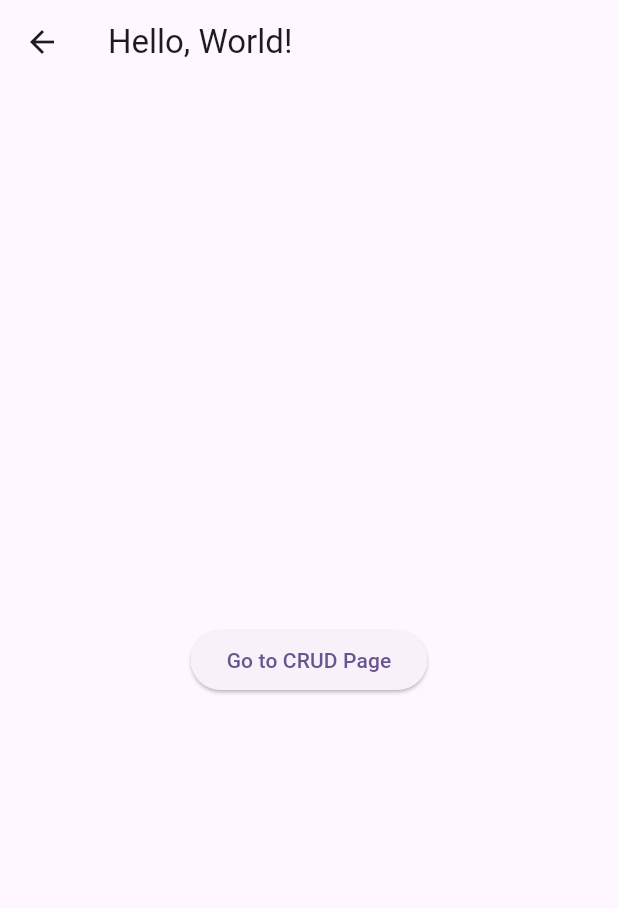
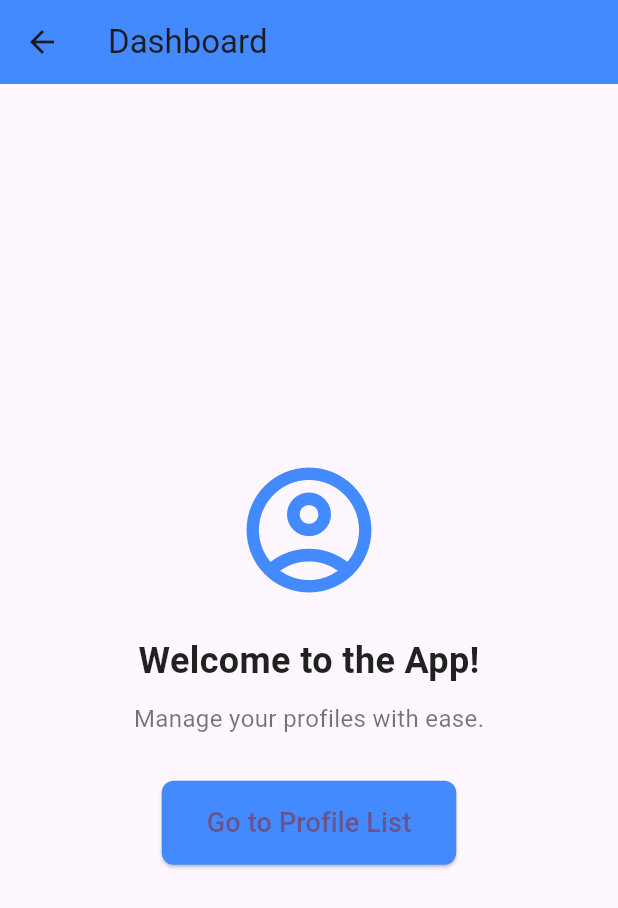
Before and after one commit to syhsblfthr/Learning-Management-System, a Flutter app: the Homepage screen opened by its route, on a phone screen of 412 x 824 dp. Shown: the top 908 px of the screen. Run offline on Flutter 3.47's test engine with Material 3 defaults, Android fonts, the phone set to English and light mode, and no system bars.

Commit message:
tes belajar crud

```diff
--- a/Frontend/lib/api_service.dart
+++ b/Frontend/lib/api_service.dart
@@ -1,46 +1,48 @@
 import 'dart:convert';
 import 'package:http/http.dart' as http;
+import 'profile.dart';
 
 class ApiService {
-  final String baseUrl = "http://192.168.15.234:8000/api/profiles";
-  final headers = {"Content-Type": "application/json"};
+  final String baseUrl = 'http://10.0.2.2:8000/api'; // URL API Laravel
 
-  Future<List<dynamic>> fetchProfiles() async {
-    final response = await http.get(Uri.parse(baseUrl), headers: headers);
+  Future<List<Profile>> fetchProfiles() async {
+    final response = await http.get(Uri.parse('$baseUrl/profiles'));
     if (response.statusCode == 200) {
-      final jsonData = json.decode(response.body);
-      return jsonData['data']; // Pastikan sesuai dengan response API Anda
+      final List<dynamic> data = json.decode(response.body);
+      return data.map((json) => Profile.fromJson(json)).toList();
     } else {
-      throw Exception("Failed to load profiles");
+      throw Exception('Failed to load profiles');
     }
   }
 
-  Future<void> addProfile(Map<String, String> profileData) async {
+  Future<Profile> createProfile(Profile profile) async {
     final response = await http.post(
-      Uri.parse(baseUrl),
-      headers: headers,
-      body: json.encode(profileData),
+      Uri.parse('$baseUrl/profiles'),
+      headers: {'Content-Type': 'application/json'},
+      body: json.encode(profile.toJson()),
     );
-    if (response.statusCode != 201) {
-      throw Exception("Failed to add profile");
+    if (response.statusCode == 201) {
+      return Profile.fromJson(json.decode(response.body));
+    } else {
+      throw Exception('Failed to create profile');
     }
   }
 
-  Future<void> updateProfile(int id, Map<String, String> profileData) async {
+  Future<void> updateProfile(int id, Profile profile) async {
     final response = await http.put(
-      Uri.parse("$baseUrl/$id"),
-      headers: headers,
-      body: json.encode(profileData),
+      Uri.parse('$baseUrl/profiles/$id'),
+      headers: {'Content-Type': 'application/json'},
+      body: json.encode(profile.toJson()),
     );
     if (response.statusCode != 200) {
-      throw Exception("Failed to update profile");
+      throw Exception('Failed to update profile');
     }
   }
 
   Future<void> deleteProfile(int id) async {
-    final response = await http.delete(Uri.parse("$baseUrl/$id"), headers: headers);
+    final response = await http.delete(Uri.parse('$baseUrl/profiles/$id'));
     if (response.statusCode != 200) {
-      throw Exception("Failed to delete profile");
+      throw Exception('Failed to delete profile');
     }
   }
 }
--- a/Frontend/lib/homepage.dart
+++ b/Frontend/lib/homepage.dart
@@ -1,27 +1,64 @@
 import 'package:flutter/material.dart';
-import 'profile_list.dart'; // Import halaman CRUD
+import 'profile_list_screen.dart'; // Import halaman ProfileListScreen
 
 class Homepage extends StatelessWidget {
   const Homepage({super.key});
 
   @override
   Widget build(BuildContext context) {
-    var appBar = AppBar(
-      title: const Text('Hello, World!'),
-    );
-
     return Scaffold(
-      appBar: appBar,
+      appBar: AppBar(
+        title: const Text('Dashboard'),
+        backgroundColor: Colors.blueAccent,
+      ),
       body: Center(
-        child: ElevatedButton(
-          onPressed: () {
-            // Navigasi ke halaman ProfileList
-            Navigator.push(
-              context,
-              MaterialPageRoute(builder: (context) => ProfileList()),
-            );
-          },
-          child: const Text('Go to CRUD Page'),
+        child: Column(
+          mainAxisAlignment: MainAxisAlignment.center,
+          children: [
+            const Icon(
+              Icons.account_circle_outlined,
+              size: 100,
+              color: Colors.blueAccent,
+            ),
+            const SizedBox(height: 20),
+            const Text(
+              'Welcome to the App!',
+              style: TextStyle(
+                fontSize: 24,
+                fontWeight: FontWeight.bold,
+                color: Colors.black87,
+              ),
+            ),
+            const SizedBox(height: 10),
+            const Text(
+              'Manage your profiles with ease.',
+              style: TextStyle(
+                fontSize: 16,
+                color: Colors.black54,
+              ),
+            ),
+            const SizedBox(height: 30),
+            ElevatedButton(
+              onPressed: () {
+                // Navigasi ke halaman ProfileListScreen
+                Navigator.push(
+                  context,
+                  MaterialPageRoute(builder: (context) => ProfileListScreen()),
+                );
+              },
+              style: ElevatedButton.styleFrom(
+                backgroundColor: Colors.blueAccent,
+                padding: const EdgeInsets.symmetric(horizontal: 30, vertical: 15),
+                shape: RoundedRectangleBorder(
+                  borderRadius: BorderRadius.circular(8),
+                ),
+              ),
+              child: const Text(
+                'Go to Profile List',
+                style: TextStyle(fontSize: 18),
+              ),
+            ),
+          ],
         ),
       ),
     );
--- /dev/null
+++ b/Frontend/lib/profile.dart
@@ -0,0 +1,25 @@
+class Profile {
+  final int id;
+  final String name;
+  final String email;
+  final String? bio;
+
+  Profile({required this.id, required this.name, required this.email, this.bio});
+
+  factory Profile.fromJson(Map<String, dynamic> json) {
+    return Profile(
+      id: json['id'],
+      name: json['name'],
+      email: json['email'],
+      bio: json['bio'],
+    );
+  }
+
+  Map<String, dynamic> toJson() {
+    return {
+      'name': name,
+      'email': email,
+      'bio': bio,
+    };
+  }
+}
```
Also changed, not shown: Frontend/lib/profile_form_screen.dart (added, +100 -0 lines), Frontend/lib/profile_list.dart (deleted, +0 -158 lines), Frontend/lib/profile_list_screen.dart (added, +98 -0 lines), 1 other file.
